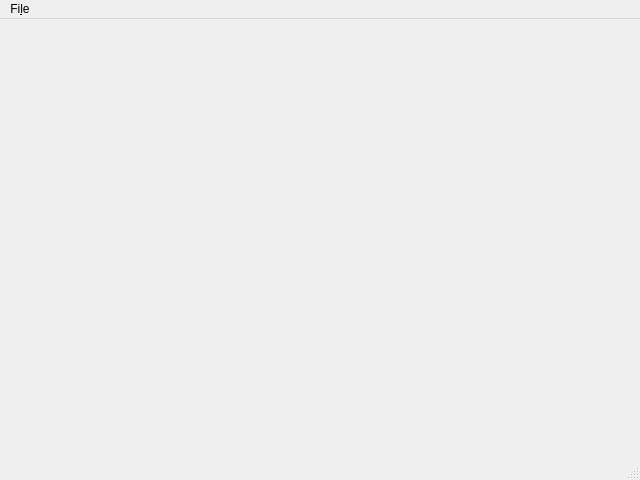
mFlorianW/rapid, file programs/rapid_session_analyzer/SessionAnalyzer/SessionAnalyzer.ui: the form before one commit.
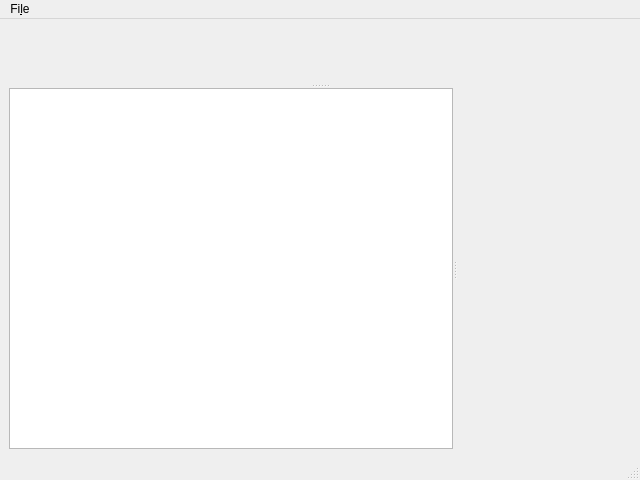
The form after the commit. Icons and pictures are not drawn.

Commit message: rapid_session_analyzer: Display laps when selecting a session

```diff
--- a/programs/rapid_session_analyzer/SessionAnalyzer/SessionAnalyzer.ui
+++ b/programs/rapid_session_analyzer/SessionAnalyzer/SessionAnalyzer.ui
@@ -13,7 +13,25 @@
   <property name="windowTitle">
    <string>Rapid - Session Analyzer</string>
   </property>
-  <widget class="QWidget" name="centralwidget"/>
+  <widget class="QWidget" name="centralwidget">
+   <layout class="QGridLayout" name="gridLayout">
+    <item row="0" column="0">
+     <widget class="QSplitter" name="splitter_2">
+      <property name="orientation">
+       <enum>Qt::Orientation::Vertical</enum>
+      </property>
+      <widget class="QWidget" name="PlaceHolderGraphs" native="true"/>
+      <widget class="QSplitter" name="splitter">
+       <property name="orientation">
+        <enum>Qt::Orientation::Horizontal</enum>
+       </property>
+       <widget class="QTableView" name="LapDataView"/>
+       <widget class="QWidget" name="PlaceHolderTrack" native="true"/>
+      </widget>
+     </widget>
+    </item>
+   </layout>
+  </widget>
   <widget class="QMenuBar" name="menubar">
    <property name="geometry">
     <rect>
```
Left out of the diff: 4 changed lines with no effect on the pictures. The commit also changes 3 other files.
